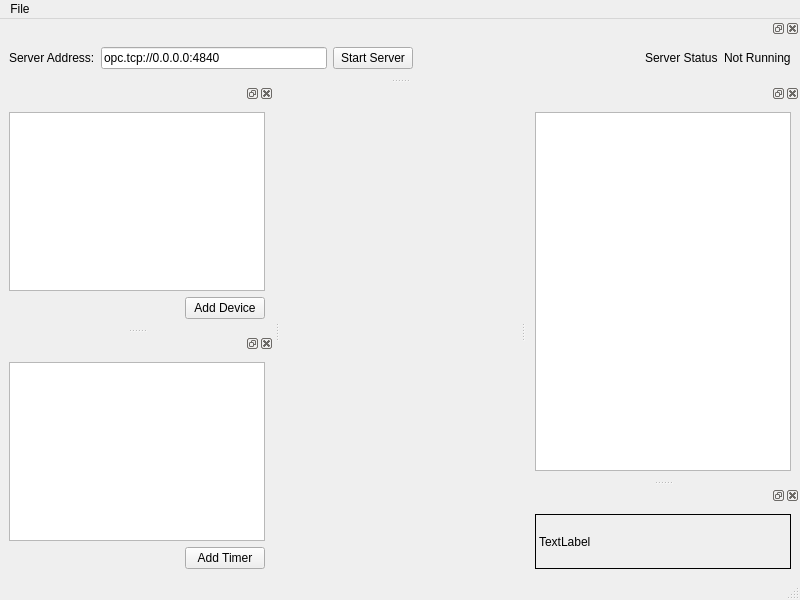
Old version of the form main_window.ui in the repository RedChow/PythonOPCUADeviceSimulatorGUI.
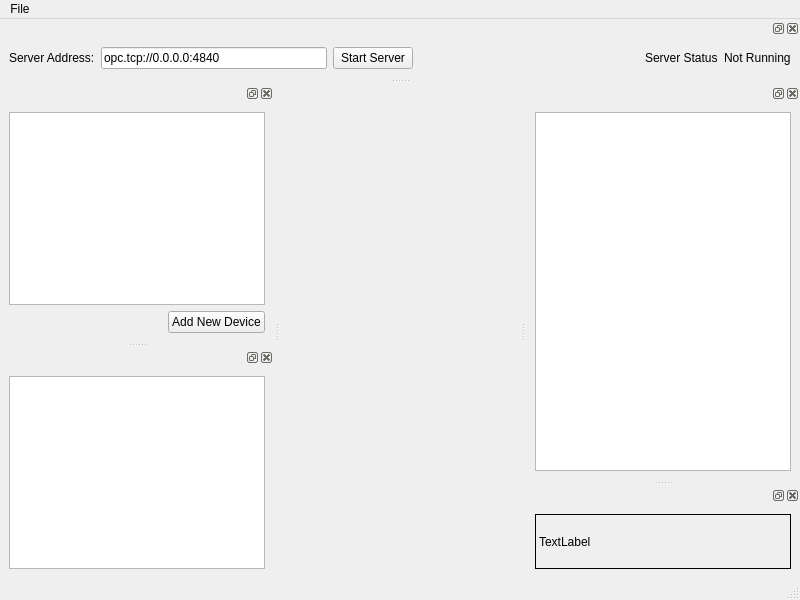
New version of the form. Custom widgets are drawn as their Qt base class.

Commit message: refactored several functions, added more functionality to many windows

What changed in the file:
```diff
--- a/main_window.ui
+++ b/main_window.ui
@@ -63,7 +63,7 @@
        <item>
         <widget class="QPushButton" name="pushButtonAddDevice">
          <property name="text">
-          <string>Add Device</string>
+          <string>Add New Device</string>
          </property>
         </widget>
        </item>
@@ -174,28 +174,7 @@
       <widget class="QTableView" name="tableViewTimers"/>
      </item>
      <item>
-      <layout class="QHBoxLayout" name="horizontalLayout_4">
-       <item>
-        <spacer name="horizontalSpacer_3">
-         <property name="orientation">
-          <enum>Qt::Horizontal</enum>
-         </property>
-         <property name="sizeHint" stdset="0">
-          <size>
-           <width>40</width>
-           <height>20</height>
-          </size>
-         </property>
-        </spacer>
-       </item>
-       <item>
-        <widget class="QPushButton" name="pushButtonAddTimer">
-         <property name="text">
-          <string>Add Timer</string>
-         </property>
-        </widget>
-       </item>
-      </layout>
+      <layout class="QHBoxLayout" name="horizontalLayout_4"/>
      </item>
     </layout>
    </widget>
```
The commit also changes 7 other files.
